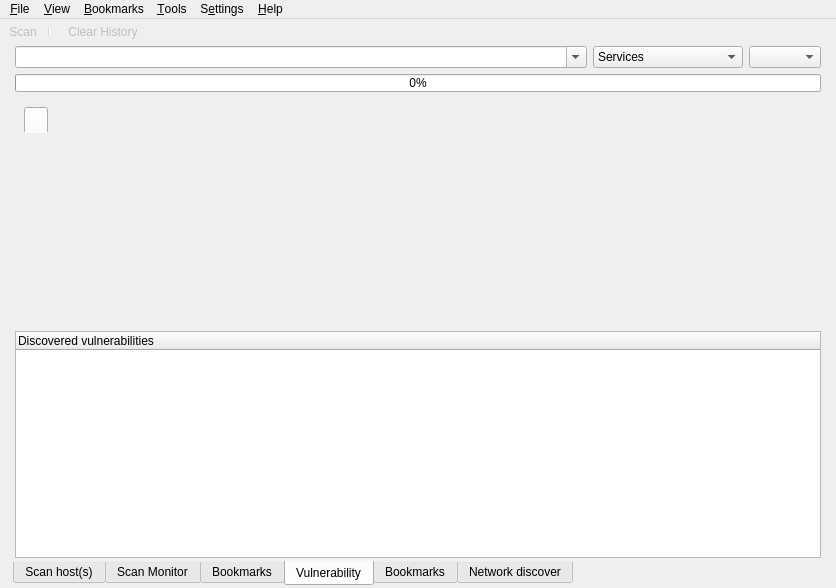
Above: src/app/ui/mainwindow.ui from nmapsi4/nmapsi4 before the change. Below: the same form after it.
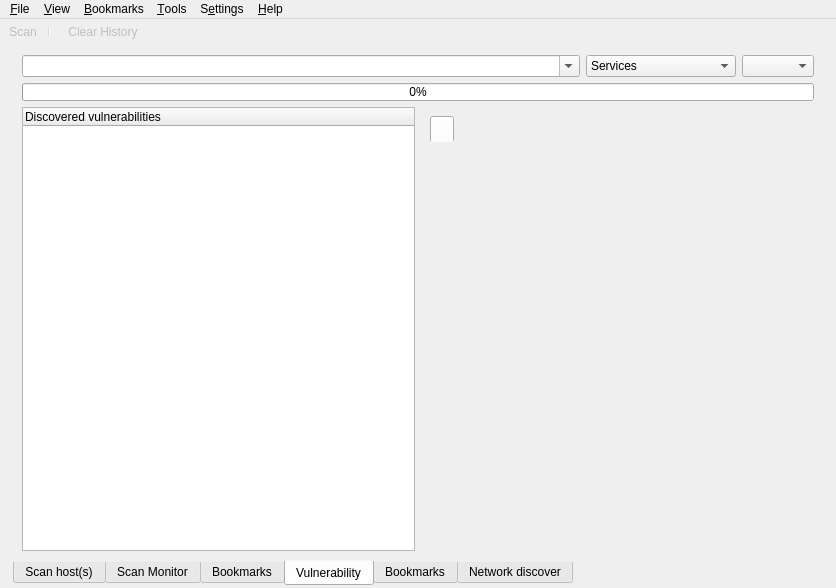
That is the form after the change. The open tabs and pages were chosen to show the change. Icons and pictures are not drawn.

Patch:
```diff
--- a/src/app/ui/mainwindow.ui
+++ b/src/app/ui/mainwindow.ui
@@ -1174,19 +1174,7 @@
        <attribute name="title">
         <string>Vulnerability</string>
        </attribute>
-       <layout class="QVBoxLayout" name="verticalLayout_7">
-        <property name="leftMargin">
-         <number>2</number>
-        </property>
-        <property name="topMargin">
-         <number>0</number>
-        </property>
-        <property name="rightMargin">
-         <number>2</number>
-        </property>
-        <property name="bottomMargin">
-         <number>2</number>
-        </property>
+       <layout class="QVBoxLayout" name="verticalLayout_5">
         <item>
          <layout class="QHBoxLayout" name="horizontalLayout_2">
           <item>
@@ -1274,6 +1262,38 @@
          </layout>
         </item>
         <item>
+         <layout class="QHBoxLayout" name="horizontalLayout_12">
+          <item>
+           <widget class="QTreeWidget" name="treeVulnNseRecovered">
+            <property name="minimumSize">
+             <size>
+              <width>0</width>
+              <height>0</height>
+             </size>
+            </property>
+            <property name="maximumSize">
+             <size>
+              <width>16777215</width>
+              <height>16777215</height>
+             </size>
+            </property>
+            <property name="alternatingRowColors">
+             <bool>true</bool>
+            </property>
+            <property name="rootIsDecorated">
+             <bool>false</bool>
+            </property>
+            <property name="itemsExpandable">
+             <bool>false</bool>
+            </property>
+            <column>
+             <property name="text">
+              <string>Discovered vulnerabilities</string>
+             </property>
+            </column>
+           </widget>
+          </item>
+          <item>
          <widget class="QFrame" name="frameVuln">
           <property name="sizePolicy">
            <sizepolicy hsizetype="Expanding" vsizetype="Expanding">
@@ -1303,35 +1323,7 @@
           </layout>
          </widget>
         </item>
-        <item>
-         <widget class="QTreeWidget" name="treeVulnNseRecovered">
-          <property name="minimumSize">
-           <size>
-            <width>0</width>
-            <height>0</height>
-           </size>
-          </property>
-          <property name="maximumSize">
-           <size>
-            <width>16777215</width>
-            <height>16777215</height>
-           </size>
-          </property>
-          <property name="alternatingRowColors">
-           <bool>true</bool>
-          </property>
-          <property name="rootIsDecorated">
-           <bool>false</bool>
-          </property>
-          <property name="itemsExpandable">
-           <bool>false</bool>
-          </property>
-          <column>
-           <property name="text">
-            <string>Discovered vulnerabilities</string>
-           </property>
-          </column>
-         </widget>
+         </layout>
         </item>
        </layout>
       </widget>
```
Lines whose indentation alone changed are shown as unchanged.
